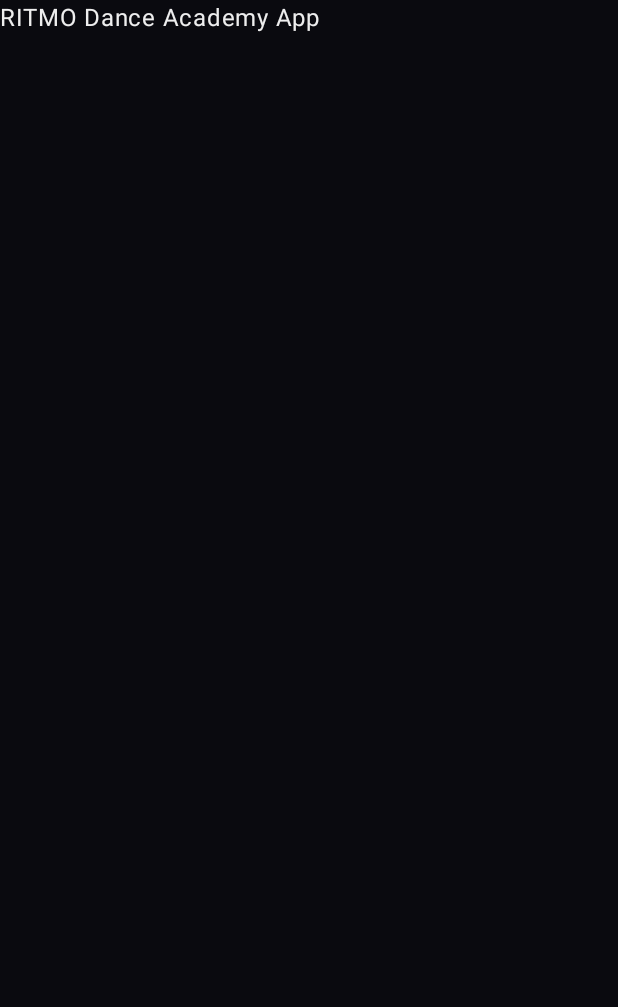
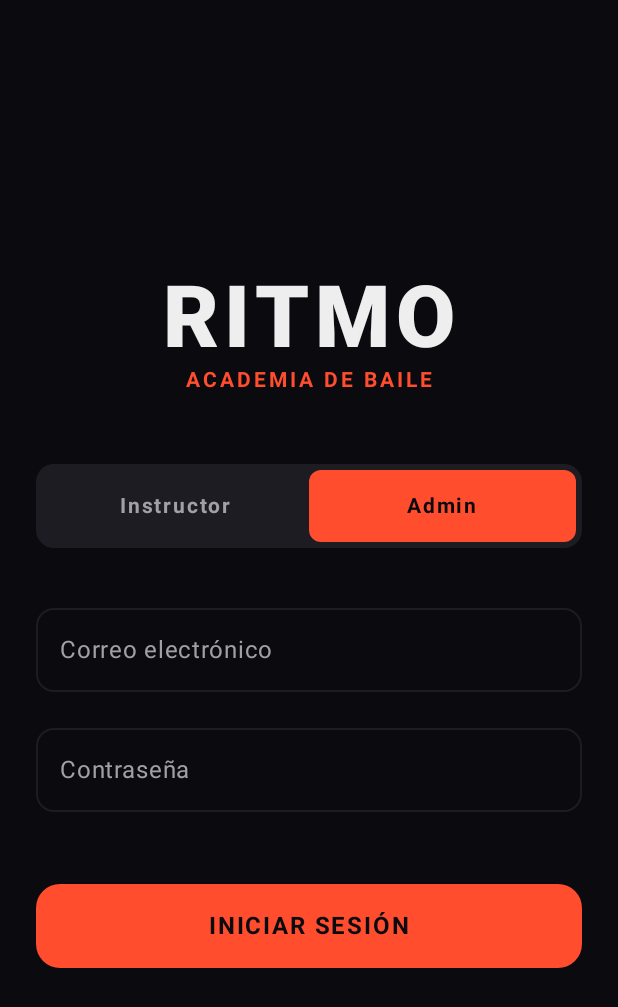
Before and after one commit to agamarroBasis/BX50-ritmoapp, an Android app built with Jetpack Compose: the screen it shows after launch (MainActivity), on a phone screen of 412 x 824 dp. Before the commit the part shown is almost empty. Shown: the top 1007 px of the screen. Run offline under Robolectric (Android 15) with nearby library versions, the phone set to English and light mode, and no system bars.

Commit message:
feat: implement admin dashboard and management screens
- Added AppNavigation to handle routing.
- Created dark-themed LoginScreen with role selection.
- Created AdminMainScreen with a sidebar ModalNavigationDrawer.
- Implemented AdminDashboardScreen with KPI cards and activity list.
- Implemented AdminFinanceScreen, AdminStudentsScreen, AdminInstructorsScreen, and AdminClassesScreen with placeholder data structures.

Co-authored-by: agamarroBasis <258331745+agamarroBasis@users.noreply.github.com>

```diff
--- a/app/src/main/java/com/ritmo/app/MainActivity.kt
+++ b/app/src/main/java/com/ritmo/app/MainActivity.kt
@@ -9,6 +9,7 @@ import androidx.compose.material3.Surface
 import androidx.compose.material3.Text
 import androidx.compose.ui.Modifier
 import com.ritmo.app.ui.theme.RitmoTheme
+import com.ritmo.app.ui.navigation.AppNavigation
 
 class MainActivity : ComponentActivity() {
     override fun onCreate(savedInstanceState: Bundle?) {
@@ -19,7 +20,7 @@ class MainActivity : ComponentActivity() {
                     modifier = Modifier.fillMaxSize(),
                     color = MaterialTheme.colorScheme.background
                 ) {
-                    Text(text = "RITMO Dance Academy App")
+                    AppNavigation()
                 }
             }
         }
--- /dev/null
+++ b/app/src/main/java/com/ritmo/app/ui/navigation/AppNavigation.kt
@@ -0,0 +1,39 @@
+package com.ritmo.app.ui.navigation
+
+import androidx.compose.runtime.Composable
+import androidx.navigation.compose.NavHost
+import androidx.navigation.compose.composable
+import androidx.navigation.compose.rememberNavController
+import com.ritmo.app.ui.screens.login.LoginScreen
+import com.ritmo.app.ui.screens.admin.AdminMainScreen
+
+object Screen {
+    const val Login = "login"
+    const val AdminMain = "admin_main"
+}
+
+@Composable
+fun AppNavigation() {
+    val navController = rememberNavController()
+
+    NavHost(navController = navController, startDestination = Screen.Login) {
+        composable(Screen.Login) {
+            LoginScreen(
+                onLoginSuccess = { role ->
+                    if (role == "Admin") {
+                        navController.navigate(Screen.AdminMain) {
+                            popUpTo(Screen.Login) { inclusive = true }
+                        }
+                    } else {
+                        // For instructor, normally would navigate to InstructorMain
+                        // Based on requirement we focus on Admin access
+                    }
+                }
+            )
+        }
+
+        composable(Screen.AdminMain) {
+            AdminMainScreen()
+        }
+    }
+}
--- /dev/null
+++ b/app/src/main/java/com/ritmo/app/ui/screens/login/LoginScreen.kt
@@ -0,0 +1,122 @@
+package com.ritmo.app.ui.screens.login
+
+import androidx.compose.foundation.background
+import androidx.compose.foundation.layout.*
+import androidx.compose.foundation.shape.RoundedCornerShape
+import androidx.compose.material3.*
+import androidx.compose.runtime.*
+import androidx.compose.ui.Alignment
+import androidx.compose.ui.Modifier
+import androidx.compose.ui.text.font.FontWeight
+import androidx.compose.ui.text.input.PasswordVisualTransformation
+import androidx.compose.ui.unit.dp
+import androidx.compose.ui.unit.sp
+import com.ritmo.app.ui.theme.ElectricCoral
+import com.ritmo.app.ui.theme.SurfaceDark
+
+@OptIn(ExperimentalMaterial3Api::class)
+@Composable
+fun LoginScreen(onLoginSuccess: (String) -> Unit) {
+    var email by remember { mutableStateOf("") }
+    var password by remember { mutableStateOf("") }
+    var selectedRole by remember { mutableStateOf("Admin") }
+
+    Column(
+        modifier = Modifier
+            .fillMaxSize()
+            .padding(24.dp),
+        horizontalAlignment = Alignment.CenterHorizontally,
+        verticalArrangement = Arrangement.Center
+    ) {
+        // App Title/Logo Area
+        Text(
+            text = "RITMO",
+            style = MaterialTheme.typography.displayLarge.copy(
+                fontWeight = FontWeight.Black,
+                letterSpacing = 4.sp
+            ),
+            color = MaterialTheme.colorScheme.onBackground
+        )
+        Text(
+            text = "ACADEMIA DE BAILE",
+            style = MaterialTheme.typography.labelLarge.copy(letterSpacing = 2.sp),
+            color = ElectricCoral
+        )
+
+        Spacer(modifier = Modifier.height(48.dp))
+
+        // Role Selector
+        Row(
+            modifier = Modifier
+                .fillMaxWidth()
+                .background(SurfaceDark, RoundedCornerShape(12.dp))
+                .padding(4.dp),
+            horizontalArrangement = Arrangement.SpaceEvenly
+        ) {
+            val roles = listOf("Instructor", "Admin")
+            roles.forEach { role ->
+                val isSelected = selectedRole == role
+                Button(
+                    onClick = { selectedRole = role },
+                    colors = ButtonDefaults.buttonColors(
+                        containerColor = if (isSelected) ElectricCoral else androidx.compose.ui.graphics.Color.Transparent,
+                        contentColor = if (isSelected) MaterialTheme.colorScheme.onPrimary else MaterialTheme.colorScheme.onSurfaceVariant
+                    ),
+                    modifier = Modifier.weight(1f),
+                    shape = RoundedCornerShape(8.dp),
+                    contentPadding = PaddingValues(vertical = 12.dp)
+                ) {
+                    Text(text = role, fontWeight = FontWeight.Bold)
+                }
+            }
+        }
+
+        Spacer(modifier = Modifier.height(32.dp))
+
+        // Input Fields
+        OutlinedTextField(
+            value = email,
+            onValueChange = { email = it },
+            label = { Text("Correo electrónico") },
+            modifier = Modifier.fillMaxWidth(),
+            shape = RoundedCornerShape(12.dp),
+            colors = TextFieldDefaults.outlinedTextFieldColors(
+                focusedBorderColor = ElectricCoral,
+                unfocusedBorderColor = SurfaceDark
+            )
+        )
+
+        Spacer(modifier = Modifier.height(16.dp))
+
+        OutlinedTextField(
+            value = password,
+            onValueChange = { password = it },
+            label = { Text("Contraseña") },
+            visualTransformation = PasswordVisualTransformation(),
+            modifier = Modifier.fillMaxWidth(),
+            shape = RoundedCornerShape(12.dp),
+            colors = TextFieldDefaults.outlinedTextFieldColors(
+                focusedBorderColor = ElectricCoral,
+                unfocusedBorderColor = SurfaceDark
+            )
+        )
+
+        Spacer(modifier = Modifier.height(48.dp))
+
+        // Login Button
+        Button(
+            onClick = { onLoginSuccess(selectedRole) },
+            modifier = Modifier
+                .fillMaxWidth()
+                .height(56.dp),
+            colors = ButtonDefaults.buttonColors(containerColor = ElectricCoral),
+            shape = RoundedCornerShape(16.dp)
+        ) {
+            Text(
+                text = "INICIAR SESIÓN",
+                style = MaterialTheme.typography.labelLarge.copy(fontSize = 16.sp),
+                color = MaterialTheme.colorScheme.onPrimary
+            )
+        }
+    }
+}
```
Also changed, not shown: app/src/main/java/com/ritmo/app/ui/screens/admin/AdminClassesScreen.kt (added, +57 -0 lines), app/src/main/java/com/ritmo/app/ui/screens/admin/AdminDashboardScreen.kt (added, +86 -0 lines), app/src/main/java/com/ritmo/app/ui/screens/admin/AdminFinanceScreen.kt (added, +73 -0 lines), app/src/main/java/com/ritmo/app/ui/screens/admin/AdminInstructorsScreen.kt (added, +57 -0 lines), app/src/main/java/com/ritmo/app/ui/screens/admin/AdminMainScreen.kt (added, +103 -0 lines), app/src/main/java/com/ritmo/app/ui/screens/admin/AdminStudentsScreen.kt (added, +70 -0 lines), 1 other file.
